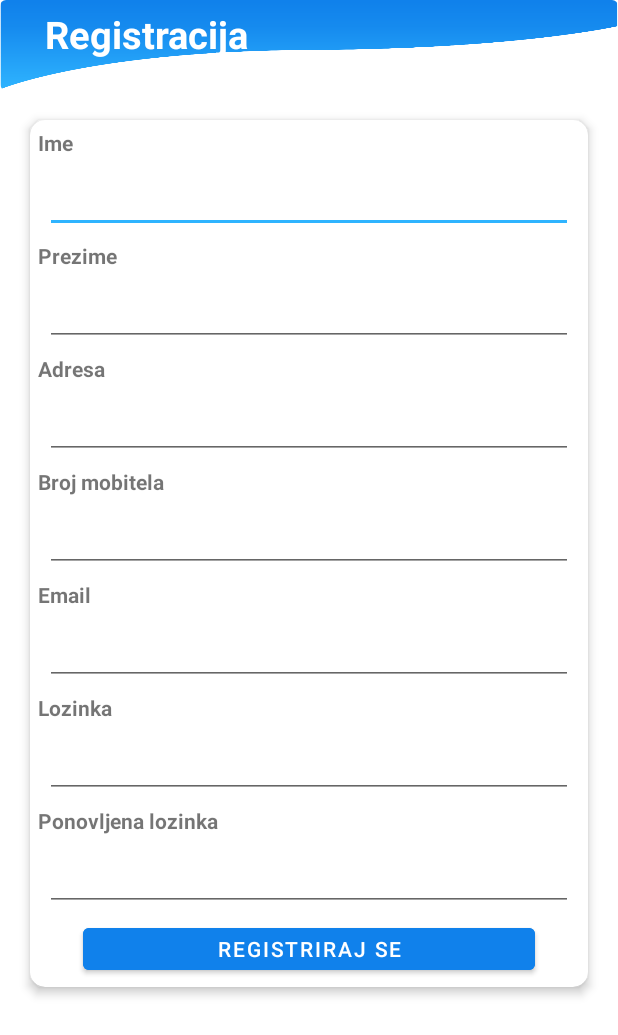
After one commit to AIR-FOI-HR/AIR2023, an Android app: the RegistrationActivity screen opened directly, with no data from a screen before it, on a phone screen of 412 x 824 dp. The commit adds this screen. Shown: the top 1035 px of the screen. Run offline under Robolectric (Android 15) with nearby library versions, the light colour scheme and no system bars.

Commit message:
Implementacija koda za registraciju

```diff
--- a/app/src/main/AndroidManifest.xml
+++ b/app/src/main/AndroidManifest.xml
@@ -11,6 +11,7 @@
         android:roundIcon="@mipmap/ic_launcher_round"
         android:supportsRtl="true"
         android:theme="@style/Theme.DigitalnaRibarnica">
+        <activity android:name=".RegistrationActivity"></activity>
         <activity
             android:name=".LoadingActivity"
             android:theme="@style/Theme.DigitalnaRibarnica">
@@ -22,9 +23,7 @@
         </activity>
         <activity
             android:name=".MainActivity"
-            android:theme="@style/Theme.DigitalnaRibarnica" >
-
-        </activity>
+            android:theme="@style/Theme.DigitalnaRibarnica"></activity>
 
         <meta-data
             android:name="com.facebook.sdk.ApplicationId"
--- a/app/src/main/java/com/example/digitalnaribarnica/MainActivity.java
+++ b/app/src/main/java/com/example/digitalnaribarnica/MainActivity.java
@@ -7,6 +7,7 @@ import android.content.Intent;
 import android.os.Bundle;
 import android.util.Log;
 import android.view.View;
+import android.widget.Button;
 import android.widget.Toast;
 
 import com.example.digitalnaribarnica.databinding.ActivityMainBinding;
@@ -34,6 +35,8 @@ import com.google.firebase.auth.FirebaseUser;
 
 public class MainActivity extends AppCompatActivity {
 
+    private Button registracija;
+
     ActivityMainBinding binding;
     SignInButton signin;
     LoginButton loginButton;
@@ -50,6 +53,16 @@ public class MainActivity extends AppCompatActivity {
         binding=ActivityMainBinding.inflate((getLayoutInflater()));
         View view=binding.getRoot();
         setContentView(view);
+
+        registracija = binding.registracijaButton;
+
+        registracija.setOnClickListener(new View.OnClickListener() {
+            @Override
+            public void onClick(View view) {
+                Intent intent = new Intent (MainActivity.this, RegistrationActivity.class);
+                startActivity(intent);
+            }
+        });
 
         //Inicijalizacija Facebook SDK
         FacebookSdk.sdkInitialize(MainActivity.this);
@@ -183,4 +196,6 @@ public class MainActivity extends AppCompatActivity {
             Toast.makeText(this, "Please sign in to continue ", Toast.LENGTH_SHORT).show();
         }
     }
+
+
 }
--- /dev/null
+++ b/app/src/main/java/com/example/digitalnaribarnica/RegistrationActivity.java
@@ -0,0 +1,25 @@
+package com.example.digitalnaribarnica;
+
+import androidx.appcompat.app.AppCompatActivity;
+
+import android.content.Intent;
+import android.os.Bundle;
+import android.view.View;
+import android.widget.Button;
+
+import com.example.digitalnaribarnica.databinding.ActivityRegistrationBinding;
+
+public class RegistrationActivity extends AppCompatActivity {
+
+    ActivityRegistrationBinding binding;
+    @Override
+    protected void onCreate(Bundle savedInstanceState) {
+        super.onCreate(savedInstanceState);
+        binding = ActivityRegistrationBinding.inflate((getLayoutInflater()));
+        View view=binding.getRoot();
+        setContentView(view);
+
+    }
+
+
+}
--- a/app/src/main/res/layout/activity_main.xml
+++ b/app/src/main/res/layout/activity_main.xml
@@ -198,7 +198,25 @@
                 android:layout_marginTop="25dp"
                 android:layout_marginBottom="30dp" />
 
+            <Button
+                android:layout_width="match_parent"
+                android:layout_height="wrap_content"
+                android:layout_below="@+id/login_button"
+                style="@style/Widget.MaterialComponents.Button"
+                android:backgroundTint="@color/colorBlue"
+                android:layout_marginHorizontal="35dp"
+                android:text="@string/registration"
+                android:textColor="@color/colorWhite"
+                android:id="@+id/registracija_button"
+                >
+
+            </Button>
+
         </RelativeLayout>
+
+
+
+
     </ScrollView>
 
 </RelativeLayout>
--- /dev/null
+++ b/app/src/main/res/layout/activity_registration.xml
@@ -0,0 +1,206 @@
+<?xml version="1.0" encoding="utf-8"?>
+<RelativeLayout xmlns:android="http://schemas.android.com/apk/res/android"
+    xmlns:app="http://schemas.android.com/apk/res-auto"
+    xmlns:tools="http://schemas.android.com/tools"
+    android:layout_width="match_parent"
+    android:layout_height="match_parent"
+    tools:context=".MainActivity"
+    tools:ignore="VectorDrawableCompat">
+
+
+
+    <com.google.android.material.card.MaterialCardView
+        android:id="@+id/bgHeader"
+        android:layout_width="match_parent"
+        android:layout_height="60dp"
+        android:elevation="5dp"
+        app:cardElevation="0dp">
+
+        <RelativeLayout
+            android:layout_width="match_parent"
+            android:layout_height="wrap_content"
+            android:background="@drawable/header_login"/>
+
+    </com.google.android.material.card.MaterialCardView>
+
+
+    <TextView
+        android:id="@+id/tvDesc"
+        android:layout_width="wrap_content"
+        android:layout_height="wrap_content"
+        android:layout_marginLeft="30dp"
+        android:layout_marginTop="5dp"
+        android:elevation="5dp"
+        android:text="@string/registrationHeader"
+        android:textColor="@color/colorWhite"
+        android:textSize="25sp"
+        android:textStyle="bold"/>
+
+
+    <ScrollView
+        android:id="@+id/sv"
+        android:layout_width="match_parent"
+        android:layout_height="match_parent"
+        android:layout_below="@+id/bgHeader">
+
+        <RelativeLayout
+            android:layout_width="match_parent"
+            android:layout_height="match_parent">
+
+            <com.google.android.material.card.MaterialCardView
+                android:id="@+id/cv"
+                android:layout_width="match_parent"
+                android:layout_height="match_parent"
+                android:layout_margin="20dp"
+                app:cardCornerRadius="10dp"
+                app:cardElevation="4dp">
+
+                <LinearLayout
+                    android:layout_width="match_parent"
+                    android:layout_height="wrap_content"
+                    android:orientation="vertical"
+                    android:paddingBottom="0dp">
+
+                    <TextView
+                        android:layout_width="wrap_content"
+                        android:layout_height="wrap_content"
+                        android:layout_margin="5dp"
+                        android:text="@string/name"
+                        android:textSize="14sp"
+                        android:textStyle="bold" />
+
+                    <EditText
+                        android:id="@+id/imeRegistracije"
+                        android:layout_width="match_parent"
+                        android:layout_height="wrap_content"
+                        android:layout_marginLeft="10dp"
+                        android:layout_marginRight="10dp"
+                        android:inputType="text"
+
+                        />
+
+                    <TextView
+                        android:layout_width="wrap_content"
+                        android:layout_height="wrap_content"
+                        android:layout_margin="5dp"
+                        android:text="@string/surname"
+                        android:textSize="14sp"
+                        android:textStyle="bold" />
+
+                    <EditText
+                        android:layout_width="match_parent"
+                        android:layout_height="wrap_content"
+                        android:layout_marginLeft="10dp"
+                        android:layout_marginRight="10dp"
+                        android:inputType="textPassword" />
+
+                    <TextView
+                        android:layout_width="wrap_content"
+                        android:layout_height="wrap_content"
+                        android:layout_margin="5dp"
+                        android:text="@string/adresa"
+                        android:textSize="14sp"
+                        android:textStyle="bold" />
+
+                    <EditText
+                        android:layout_width="match_parent"
+                        android:layout_height="wrap_content"
+                        android:layout_marginLeft="10dp"
+                        android:layout_marginRight="10dp"
+                        android:inputType="textPassword" />
+                    <TextView
+                        android:layout_width="wrap_content"
+                        android:layout_height="wrap_content"
+                        android:layout_margin="5dp"
+                        android:text="@string/telefon"
+                        android:textSize="14sp"
+                        android:textStyle="bold" />
+
+                    <EditText
+                        android:layout_width="match_parent"
+                        android:layout_height="wrap_content"
+                        android:layout_marginLeft="10dp"
+                        android:layout_marginRight="10dp"
+                        android:inputType="textPassword" />
+                    <TextView
+                        android:layout_width="wrap_content"
+                        android:layout_height="wrap_content"
+                        android:layout_margin="5dp"
+                        android:text="@string/username"
+                        android:textSize="14sp"
+                        android:textStyle="bold" />
+
+                    <EditText
+                        android:layout_width="match_parent"
+                        android:layout_height="wrap_content"
+                        android:layout_marginLeft="10dp"
+                        android:layout_marginRight="10dp"
+                        android:inputType="textPassword" />
+
+                    <TextView
+                        android:layout_width="wrap_content"
+                        android:layout_height="wrap_content"
+                        android:layout_margin="5dp"
+                        android:text="@string/password"
+                        android:textSize="14sp"
+                        android:textStyle="bold" />
+
+                    <EditText
+                        android:layout_width="match_parent"
+                        android:layout_height="wrap_content"
+                        android:layout_marginLeft="10dp"
+                        android:layout_marginRight="10dp"
+                        android:inputType="textPassword" />
+
+                    <TextView
+                        android:layout_width="wrap_content"
+                        android:layout_height="wrap_content"
+                        android:layout_margin="5dp"
+                        android:text="@string/secondpassword"
+                        android:textSize="14sp"
+                        android:textStyle="bold" />
+
+                    <EditText
+                        android:layout_width="match_parent"
+                        android:layout_height="wrap_content"
+                        android:layout_marginLeft="10dp"
+                        android:layout_marginRight="10dp"
+                        android:inputType="textPassword"
+                        android:id="@+id/secondPassword"/>
+                    <Button
+                        android:id="@+id/btnRegistracija"
+                        android:layout_width="match_parent"
+                        android:layout_height="40dp"
+                        android:layout_marginLeft="35dp"
+                        android:layout_marginRight="35dp"
+                        android:layout_marginBottom="5dp"
+                        android:layout_marginTop="5dp"
+                        android:text="@string/registration"
+                        android:textColor="@color/colorWhite"
+                        android:textAlignment="center"
+                        android:backgroundTint="@color/colorBlueT"
+                        style="@style/Widget.MaterialComponents.Button"
+                        />
+                </LinearLayout>
+
+
+            </com.google.android.material.card.MaterialCardView>
+
+
+
+            <RelativeLayout
+                android:layout_width="wrap_content"
+                android:layout_height="wrap_content"
+                android:layout_alignTop="@+id/cv"
+                android:layout_alignRight="@+id/cv"
+                android:layout_marginTop="-20dp"
+                android:layout_marginRight="-20dp"
+                android:elevation="10dp">
+
+
+            </RelativeLayout>
+
+        </RelativeLayout>
+    </ScrollView>
+
+</RelativeLayout>
--- a/app/src/main/res/values/strings.xml
+++ b/app/src/main/res/values/strings.xml
@@ -2,9 +2,17 @@
     <string name="app_name">Digitalna ribarnica</string>
     <string name="welcome">Dobro došli u digitalnu ribarnicu</string>
     <string name="login">Prijava</string>
+    <string name="registration">Registriraj se</string>
+    <string name="registrationHeader">Registracija</string>
     <string name="username">Email</string>
     <string name="password">Lozinka</string>
+    <string name="secondpassword">Ponovljena lozinka</string>
+    <string name="name">Ime</string>
+    <string name="surname">Prezime</string>
+    <string name="adresa">Adresa</string>
+    <string name="telefon">Broj mobitela</string>
     <string name="forgotPassword">Zaboravljena lozinka?</string>
     <string name="facebook_app_id">345456403402437</string>
     <string name="fb_login_protocol_scheme">fb345456403402437</string>
+
 </resources>
```
